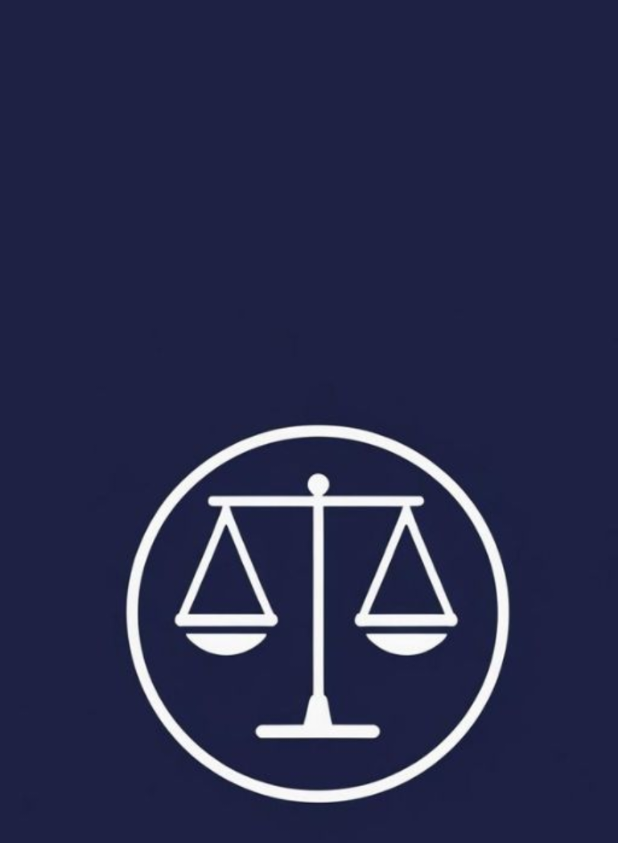
After one commit to huzaifak08/BMI-Calculator, an Android app: the SplashActivity screen opened directly, with no data from a screen before it, on a phone screen of 412 x 824 dp. The commit adds this screen. Shown: the top 843 px of the screen. Run offline under Robolectric (Android 15) with nearby library versions, the phone set to English and light mode, and no system bars.

Commit message:
splash view ALH

```diff
--- /dev/null
+++ b/app/src/main/java/com/huzaifa/bmicalculator/SplashActivity.kt
@@ -0,0 +1,30 @@
+package com.huzaifa.bmicalculator
+
+import android.content.Intent
+import android.os.Bundle
+import android.os.Handler
+import android.os.Looper
+import androidx.activity.enableEdgeToEdge
+import androidx.appcompat.app.AppCompatActivity
+import androidx.core.view.ViewCompat
+import androidx.core.view.WindowInsetsCompat
+
+class SplashActivity : AppCompatActivity() {
+    override fun onCreate(savedInstanceState: Bundle?) {
+        super.onCreate(savedInstanceState)
+        enableEdgeToEdge()
+        setContentView(R.layout.activity_splash)
+
+        ViewCompat.setOnApplyWindowInsetsListener(findViewById(R.id.main)) { v, insets ->
+            val systemBars = insets.getInsets(WindowInsetsCompat.Type.systemBars())
+            v.setPadding(systemBars.left, systemBars.top, systemBars.right, systemBars.bottom)
+            insets
+        }
+
+        // Navigate to MainActivity after 3 seconds
+        Handler(Looper.getMainLooper()).postDelayed({
+            startActivity(Intent(this, MainActivity::class.java))
+            finish() // Close splash so user can't go back to it
+        }, 3000)
+    }
+}
--- /dev/null
+++ b/app/src/main/res/layout/activity_splash.xml
@@ -0,0 +1,22 @@
+<?xml version="1.0" encoding="utf-8"?>
+<androidx.constraintlayout.widget.ConstraintLayout xmlns:android="http://schemas.android.com/apk/res/android"
+    xmlns:app="http://schemas.android.com/apk/res-auto"
+    xmlns:tools="http://schemas.android.com/tools"
+    android:id="@+id/main"
+    android:layout_width="match_parent"
+    android:layout_height="match_parent"
+    android:background="#1E2144"
+    tools:context=".SplashActivity">
+
+    <ImageView
+        android:id="@+id/imageView"
+        android:layout_width="wrap_content"
+        android:layout_height="wrap_content"
+        app:layout_constraintBottom_toBottomOf="parent"
+        app:layout_constraintEnd_toEndOf="parent"
+        app:layout_constraintStart_toStartOf="parent"
+        app:layout_constraintTop_toTopOf="parent"
+        app:srcCompat="@drawable/app_logo"
+        android:contentDescription="@string/app_logo_splash"
+        />
+</androidx.constraintlayout.widget.ConstraintLayout>
--- a/app/src/main/res/values/strings.xml
+++ b/app/src/main/res/values/strings.xml
@@ -7,6 +7,8 @@
     <string name="weight">Weight</string>
     <string name="kg">kg</string>
     <string name="body_mass_index">Body Mass Index</string>
-    <string name="bmi_calculator">BMI Calculator</string>
     <string name="background_body_builder_image">Background Body builder image</string>
+    <string name="body_gauge">Body Gauge</string>
+    <string name="result">RESULT</string>
+    <string name="app_logo_splash">app logo splash</string>
 </resources>
--- a/app/src/main/res/values/themes.xml
+++ b/app/src/main/res/values/themes.xml
@@ -7,5 +7,7 @@
          <item name="android:statusBarColor">@color/navy</item>
     </style>
 
-    <style name="Theme.BMICalculator" parent="Base.Theme.BMICalculator" />
+    <style name="Theme.BMICalculator" parent="Base.Theme.BMICalculator" >
+        <item name="android:windowBackground">@android:color/white</item>
+    </style>
 </resources>
```
Also changed, not shown: app/build.gradle.kts (+4 -3 lines), app/src/main/AndroidManifest.xml (+5 -2 lines), app/src/main/res/layout/activity_main.xml (+20 -6 lines), app/src/main/res/drawable/app_logo.jpg (added), 2 other files.
